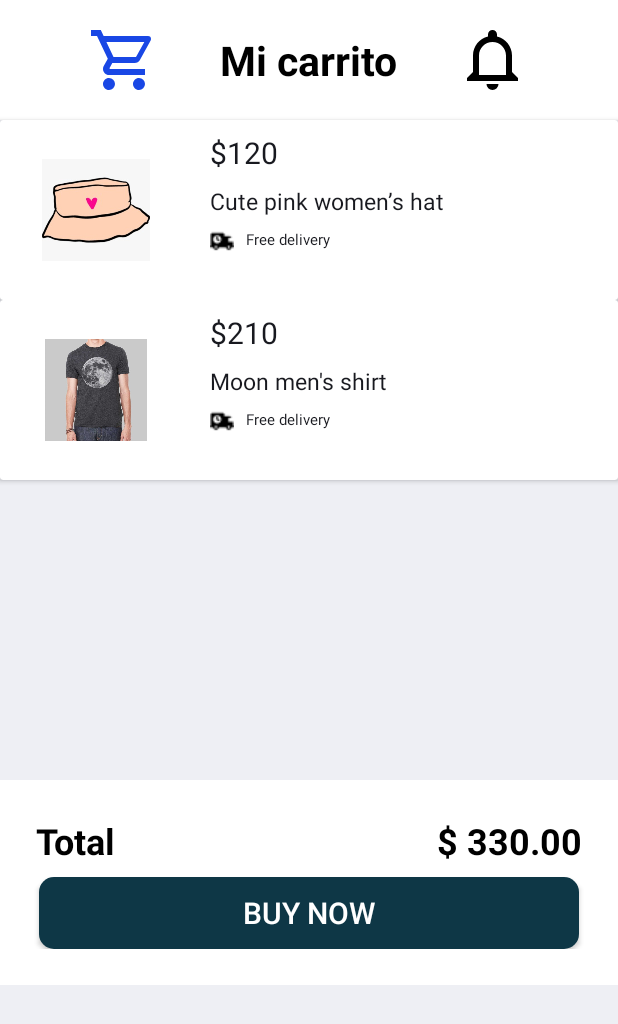
After one commit to GabrielBalbuenaLuna/MercadoLibreClonBedu-Equipo15-App, an Android app: the layout activity_my_cart.xml on its own in the app's theme, with its tools: preview values and no code run, on a phone screen of 412 x 824 dp. The commit adds this screen. Shown: the top 1024 px of the screen. Run offline under Robolectric (Android 15) with nearby library versions, the phone set to English and light mode, and no system bars.

Commit message:
Adjunto vista My cart

```diff
--- /dev/null
+++ b/app/src/main/java/com/example/mercadolibreclonbedu/MyCart.kt
@@ -0,0 +1,11 @@
+package com.example.mercadolibreclonbedu
+
+import androidx.appcompat.app.AppCompatActivity
+import android.os.Bundle
+
+class MyCart : AppCompatActivity() {
+    override fun onCreate(savedInstanceState: Bundle?) {
+        super.onCreate(savedInstanceState)
+        setContentView(R.layout.activity_my_cart)
+    }
+}
--- /dev/null
+++ b/app/src/main/res/drawable/bell_outline.xml
@@ -0,0 +1,8 @@
+<!-- drawable/bell_outline.xml -->
+<vector xmlns:android="http://schemas.android.com/apk/res/android"
+    android:height="48dp"
+    android:width="48dp"
+    android:viewportWidth="24"
+    android:viewportHeight="24">
+    <path android:fillColor="#000" android:pathData="M16,17H7V10.5C7,8 9,6 11.5,6C14,6 16,8 16,10.5M18,16V10.5C18,7.43 15.86,4.86 13,4.18V3.5A1.5,1.5 0 0,0 11.5,2A1.5,1.5 0 0,0 10,3.5V4.18C7.13,4.86 5,7.43 5,10.5V16L3,18V19H20V18M11.5,22A2,2 0 0,0 13.5,20H9.5A2,2 0 0,0 11.5,22Z" />
+</vector>
--- /dev/null
+++ b/app/src/main/res/layout/activity_my_cart.xml
@@ -0,0 +1,215 @@
+<?xml version="1.0" encoding="utf-8"?>
+<LinearLayout xmlns:android="http://schemas.android.com/apk/res/android"
+    xmlns:app="http://schemas.android.com/apk/res-auto"
+    xmlns:tools="http://schemas.android.com/tools"
+    android:layout_width="match_parent"
+    android:layout_height="match_parent"
+    android:orientation="vertical"
+    android:background="@color/lightGray"
+    tools:context=".MyCart">
+
+    <!--Encabezado -->
+    <RelativeLayout
+        android:layout_width="match_parent"
+        android:layout_height="wrap_content"
+        android:orientation="horizontal"
+        android:paddingVertical="16dp"
+        android:background="@color/white">
+
+        <ImageView
+            android:layout_toLeftOf="@id/Account"
+            android:layout_width="wrap_content"
+            android:layout_height="wrap_content"
+            android:src="@drawable/cart_outline" />
+        <TextView
+            android:id="@+id/Account"
+            android:layout_centerHorizontal="true"
+            android:layout_centerVertical="true"
+            android:layout_width="wrap_content"
+            android:layout_height="wrap_content"
+            android:text="Mi carrito"
+            android:textSize="27sp"
+            android:textStyle="bold"
+            android:textColor="@color/black"
+            android:paddingHorizontal="40dp" />
+        <ImageView
+            android:layout_toRightOf="@id/Account"
+            android:layout_width="wrap_content"
+            android:layout_height="wrap_content"
+            android:src="@drawable/bell_outline" />
+    </RelativeLayout>
+
+    <!--Productos en el carrito -->
+    <androidx.cardview.widget.CardView
+        android:id="@+id/card1"
+        android:layout_width="match_parent"
+        android:layout_height="wrap_content"
+        app:layout_constraintEnd_toEndOf="parent"
+        app:layout_constraintTop_toTopOf="parent">
+
+        <RelativeLayout
+            android:layout_width="match_parent"
+            android:layout_height="wrap_content"
+            android:orientation="vertical">
+
+            <ImageView
+                android:id="@+id/cardProduct1"
+                android:src="@drawable/pink_hat"
+                android:paddingHorizontal="24dp"
+                android:paddingVertical="26dp"
+                style="@style/cardImageFavorites" />
+            <TextView
+                android:id="@+id/cardPrice1"
+                android:layout_width="wrap_content"
+                android:layout_height="wrap_content"
+                android:text="$120"
+                android:layout_marginLeft="140dp"
+                android:layout_marginTop="8dp"
+                android:textSize="20sp"
+                android:textColor="@color/blackColor" />
+            <TextView
+                android:id="@+id/cardDescription1"
+                android:layout_width="wrap_content"
+                android:layout_height="wrap_content"
+                android:text="Cute pink women’s hat"
+                android:layout_marginLeft="140dp"
+                android:layout_marginTop="8dp"
+                android:textSize="15sp"
+                android:textColor="@color/blackColor"
+                android:layout_below="@+id/cardPrice1" />
+            <TextView
+                android:id="@+id/cardDelivery1"
+                android:layout_width="wrap_content"
+                android:layout_height="wrap_content"
+                android:text="Free delivery"
+                android:layout_marginLeft="140dp"
+                android:layout_marginTop="8dp"
+                android:textSize="10sp"
+                android:textColor="@color/blackColor"
+                android:layout_below="@+id/cardDescription1"
+                android:drawableLeft="@drawable/bus_delivery"
+                android:drawablePadding="8dp" />
+        </RelativeLayout>
+
+    </androidx.cardview.widget.CardView>
+
+    <androidx.cardview.widget.CardView
+        android:id="@+id/card2"
+        android:layout_width="match_parent"
+        android:layout_height="wrap_content"
+        app:layout_constraintEnd_toEndOf="parent"
+        app:layout_constraintTop_toTopOf="parent">
+
+        <RelativeLayout
+            android:layout_width="match_parent"
+            android:layout_height="wrap_content"
+            android:orientation="vertical">
+
+            <ImageView
+                android:id="@+id/cardImage2"
+                android:src="@drawable/moon_shirt"
+                android:paddingHorizontal="24dp"
+                android:paddingVertical="26dp"
+                style="@style/cardImageFavorites" />
+            <TextView
+                android:id="@+id/cardPrice2"
+                android:layout_width="wrap_content"
+                android:layout_height="wrap_content"
+                android:text="$210"
+                android:layout_marginLeft="140dp"
+                android:layout_marginTop="8dp"
+                android:textSize="20sp"
+                android:textColor="@color/blackColor" />
+            <TextView
+                android:id="@+id/cardDescription2"
+                android:layout_width="wrap_content"
+                android:layout_height="wrap_content"
+                android:text="Moon men's shirt"
+                android:layout_marginLeft="140dp"
+                android:layout_marginTop="8dp"
+                android:textSize="15sp"
+                android:textColor="@color/blackColor"
+                android:layout_below="@+id/cardPrice2" />
+            <TextView
+                android:id="@+id/cardDelivery2"
+                android:layout_width="wrap_content"
+                android:layout_height="wrap_content"
+                android:text="Free delivery"
+                android:layout_marginLeft="140dp"
+                android:layout_marginTop="8dp"
+                android:textSize="10sp"
+                android:textColor="@color/blackColor"
+                android:layout_below="@+id/cardDescription2"
+                android:drawableLeft="@drawable/bus_delivery"
+                android:drawablePadding="8dp" />
+        </RelativeLayout>
+    </androidx.cardview.widget.CardView>
+
+    <!--Espacio libre -->
+    <RelativeLayout
+        android:layout_width="match_parent"
+        android:layout_height="wrap_content"
+        android:paddingVertical="188dp"
+        android:layout_marginTop="12dp"
+        android:background="@color/lightGray">
+
+    </RelativeLayout>
+
+    <!--Información Personal -->
+    <RelativeLayout
+        android:layout_width="match_parent"
+        android:layout_height="wrap_content"
+        android:paddingVertical="24dp"
+        android:orientation="vertical"
+        android:background="@color/white">
+
+        <TextView
+            android:id="@+id/textoTotal"
+            android:layout_width="wrap_content"
+            android:layout_height="wrap_content"
+            android:layout_alignParentLeft="true"
+            android:layout_marginLeft="24dp"
+            android:text="Total"
+            android:textStyle="bold"
+            android:textColor="@color/black"
+            android:textSize="24sp" />
+
+        <TextView
+            android:layout_width="wrap_content"
+            android:layout_height="wrap_content"
+            android:layout_marginRight="24dp"
+            android:layout_alignParentRight="true"
+            android:text="@string/precio_total"
+            android:textStyle="bold"
+            android:textColor="@color/black"
+            android:textSize="24sp" />
+
+        <androidx.appcompat.widget.AppCompatButton
+            android:id="@+id/misComprasButton"
+            android:layout_below="@+id/textoTotal"
+            android:layout_centerHorizontal="true"
+            android:layout_marginTop="8dp"
+            android:layout_width="360dp"
+            android:layout_height="wrap_content"
+            android:text="Buy now"
+            android:textSize="20dp"
+            android:textColor="@color/white"
+            android:background="@drawable/button_buy_now"
+            />
+
+    </RelativeLayout>
+
+    <!--Barra de Menus -->
+    <RelativeLayout
+        android:id="@+id/menuCarrito"
+        android:layout_width="match_parent"
+        android:layout_height="match_parent"
+        android:orientation="vertical"
+
+        android:gravity="center"
+        android:background="@color/lightGray">
+
+
+    </RelativeLayout>
+
+</LinearLayout>
--- a/app/src/main/res/values/strings.xml
+++ b/app/src/main/res/values/strings.xml
@@ -10,4 +10,9 @@
     <string name="con_mercado_pago">Con Mercado Pago</string>
     <string name="con_otras_formas_pago">Con otras formas de pago</string>
     <string name="ej_list_item_tarjeta_credito">Ejemplo Tarjeta de Credito</string>
+    <string name="nombre_usuario">¡Hola Usuario!</string>
+    <string name="celular">55 5555 5555</string>
+    <string name="correo">usuario@gmail.com</string>
+    <string name="direccion">dirección</string>
+    <string name="precio_total">$ 330.00</string>
 </resources>
```
Also changed, not shown: app/src/main/res/drawable/moon_shirt.jpg (added).
